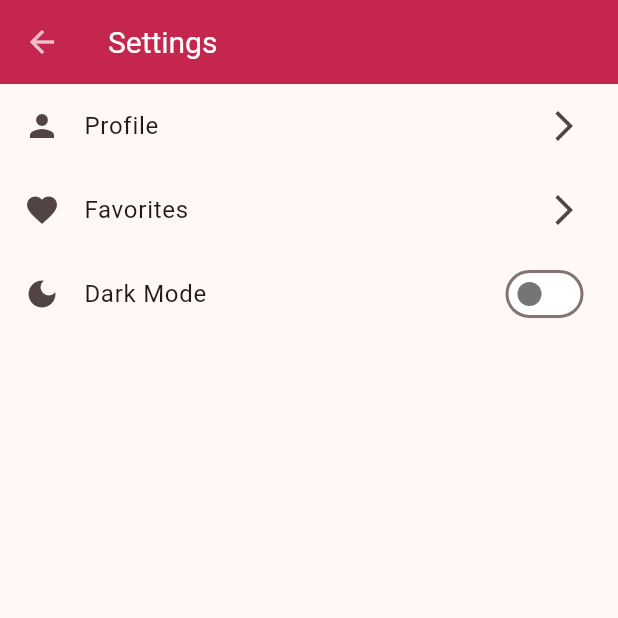
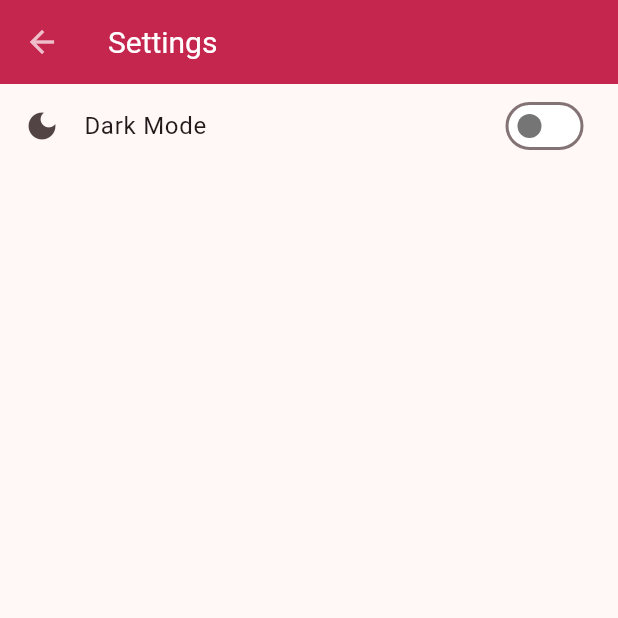
Before and after one commit to robinaeschlimann/blog_app, a Flutter app: the SettingsPage screen opened directly, on a phone screen of 412 x 824 dp, the top half of it. Run offline on Flutter 3.47's test engine with Material 3 defaults, Android fonts, the phone set to English and light mode, and no system bars; our stand-ins replace isar, logger, shared_preferences; accounts and stored records are empty; generated files the repository leaves out were written again; network calls fail.

Commit message:
fix: remove unused features

```diff
--- a/lib/pages/settings_page.dart
+++ b/lib/pages/settings_page.dart
@@ -35,8 +35,6 @@ class _SettingsPageState extends State<SettingsPage> {
       ),
       body: ListView(
         children: [
-          const SettingsListTile(title: "Profile", leadingIcon: Icons.person),
-          const SettingsListTile(title: "Favorites", leadingIcon: Icons.favorite),
           SettingsListTile(title: "Dark Mode", leadingIcon: Icons.dark_mode,
             trailing: SizedBox(
               width: 50,
```
